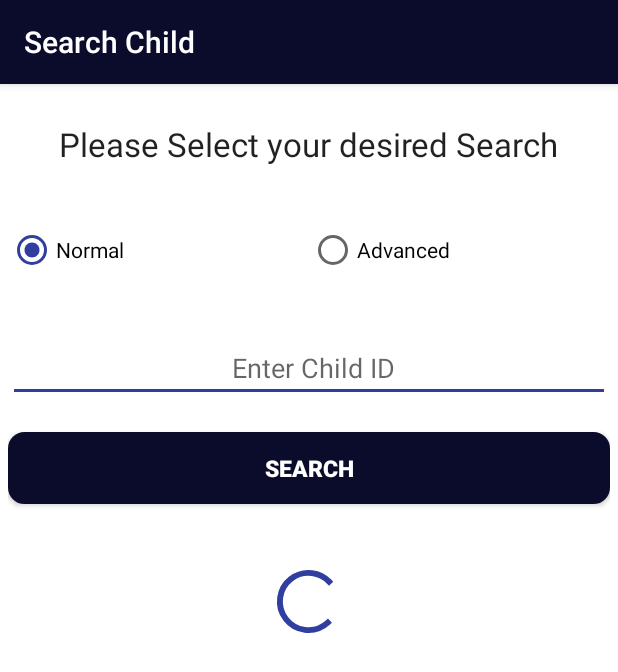
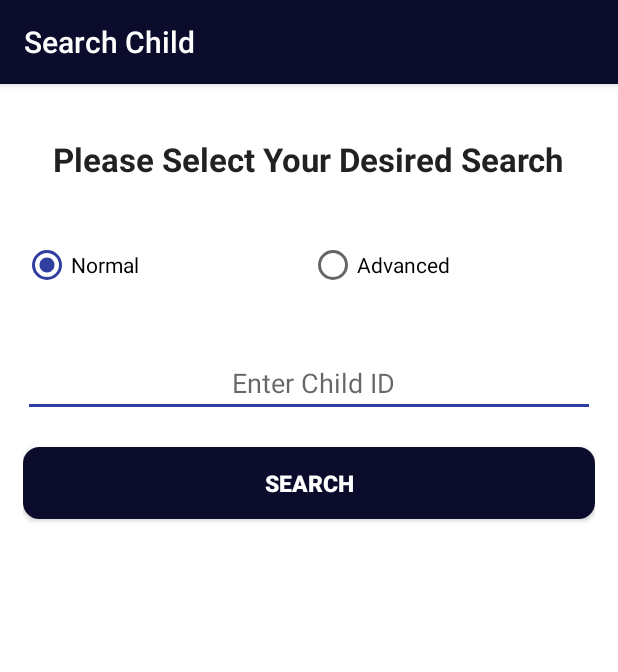
Before and after one commit to aliabbasjaffri/Vaccinator, an Android app: the SearchChild_Activity screen opened directly, with no data from a screen before it, on a phone screen of 412 x 824 dp. Shown: the top 672 px of the screen. Run offline under Robolectric (Android 15) with nearby library versions, the phone set to English and light mode, and no system bars.

Commit message:
Application Crashing points detection

```diff
--- a/app/src/main/java/com/example/sve15138/vaccinator/ProfileView/ProfileView.java
+++ b/app/src/main/java/com/example/sve15138/vaccinator/ProfileView/ProfileView.java
@@ -83,7 +83,7 @@ public class ProfileView extends Fragment
 
         BabyInfo info = new Select().from(BabyInfo.class).where("ChildID = ?" , childIDParam).executeSingle();
 
-        if( !info.equals(null) )
+        if( info != null )
         {
             childName.setText(info.childName);
             childID.setText(info.childID);
--- a/app/src/main/res/layout/activity_searchchild.xml
+++ b/app/src/main/res/layout/activity_searchchild.xml
@@ -3,17 +3,18 @@
     android:layout_width="fill_parent"
     android:layout_height="wrap_content"
     android:orientation="vertical"
-    android:padding="5dp">
+    android:padding="15dp">
 
 
     <TextView
         android:layout_width="wrap_content"
         android:layout_height="wrap_content"
         android:textAppearance="?android:attr/textAppearanceLarge"
-        android:text="Please Select your desired Search"
+        android:text="Please Select Your Desired Search"
         android:id="@+id/textView"
         android:layout_gravity="center_horizontal"
-        android:layout_marginTop="20dp" />
+        android:layout_marginTop="20dp"
+        android:textStyle="bold" />
 
     <LinearLayout
         android:layout_width="match_parent"
@@ -57,7 +58,7 @@
             android:layout_height="wrap_content"
             android:ems="10"
             android:hint="Enter Child ID"
-            android:inputType="number"
+            android:inputType="text"
             android:minHeight="45dp"
             android:paddingLeft="10dp"
             android:layout_weight="1"
@@ -81,8 +82,9 @@
         style="?android:attr/progressBarStyleLarge"
         android:layout_width="50dp"
         android:layout_height="50dp"
-        android:id="@+id/progressBar"
+        android:id="@+id/searchProgressBar"
         android:layout_gravity="center_horizontal"
-        android:layout_marginTop="40dp" />
+        android:layout_marginTop="40dp"
+        android:visibility="invisible" />
 
 </LinearLayout>
```
Also changed, not shown: app/src/main/java/com/example/sve15138/vaccinator/SearchChild_Activity.java (+25 -3 lines), app/src/main/java/vaccine_process/VaccineRecord.java (+15 -4 lines).
